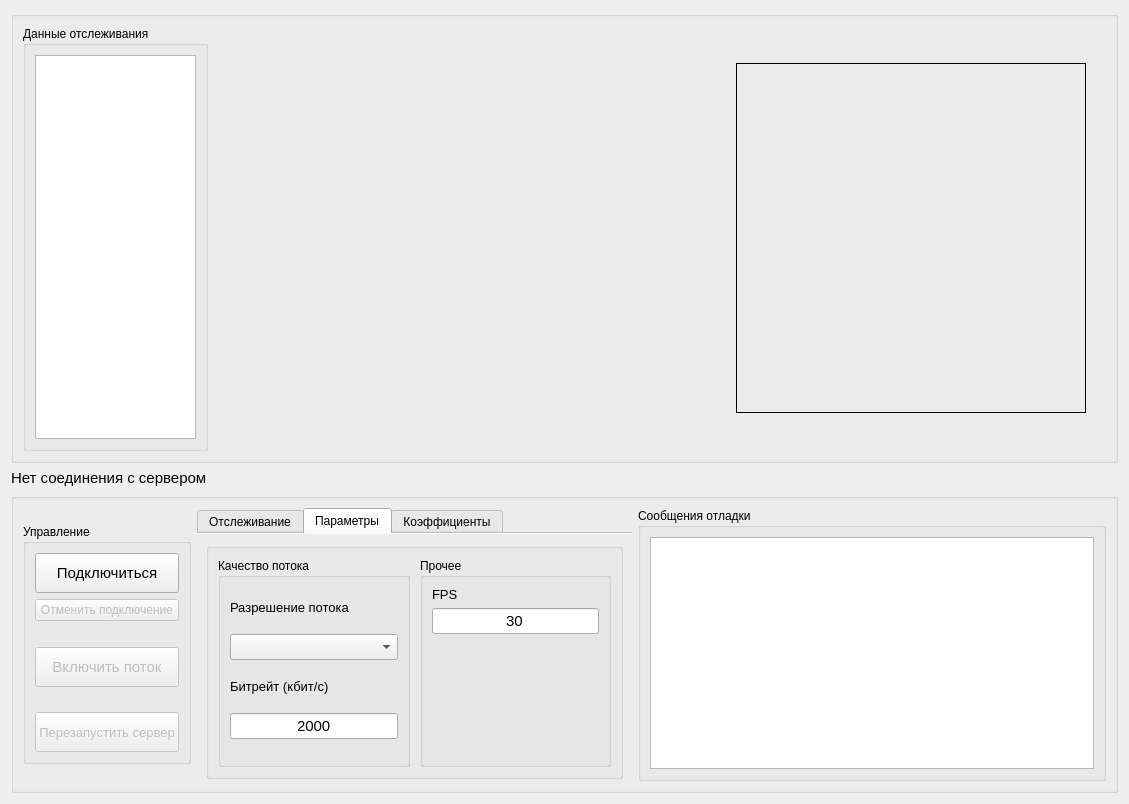
Before: the Qt Designer form form.ui in expoolleet/pi-tracking-stream-receiver, drawn with Qt 5.
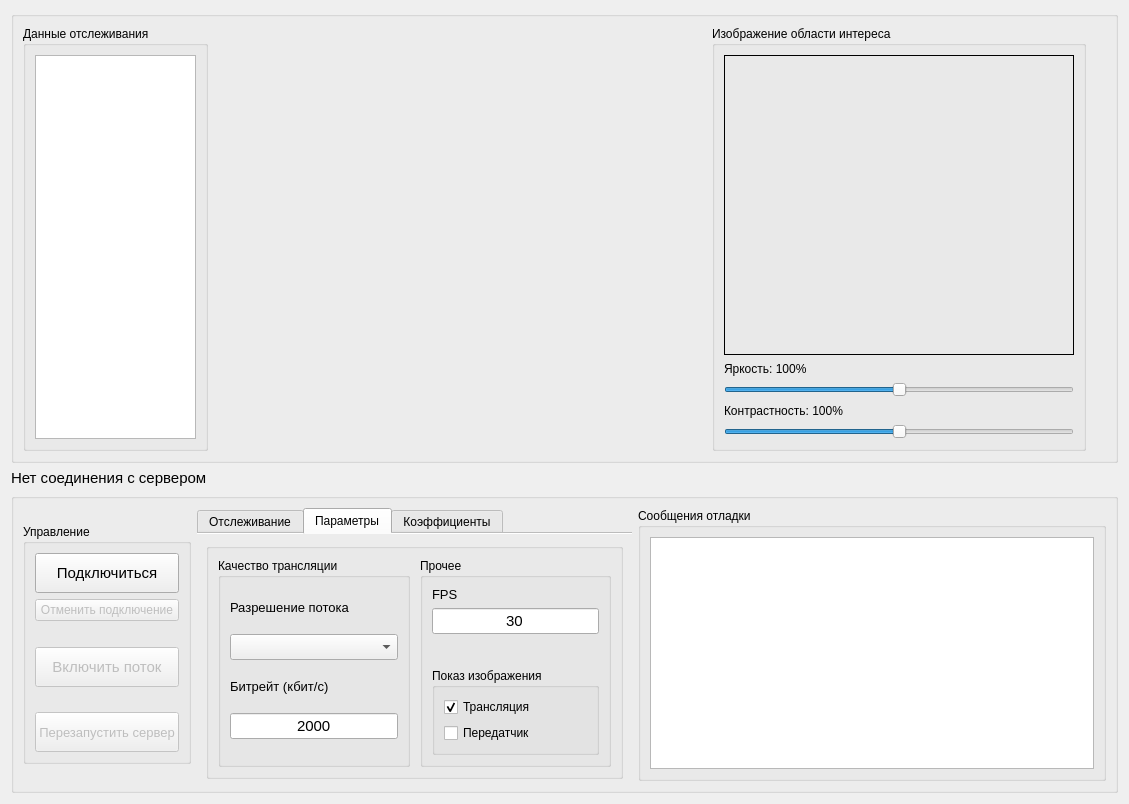
After: the same form once the commit is applied. The open tabs and pages were chosen to show the change. Icons and pictures are not drawn.

Commit message: GUI changes Now you can watch a video stream from the video transmitter (works like USB Camera) Multithreading fixes

```diff
--- a/form.ui
+++ b/form.ui
@@ -89,6 +89,9 @@
         <property name="orientation">
          <enum>Qt::Orientation::Horizontal</enum>
         </property>
+        <property name="sizeType">
+         <enum>QSizePolicy::Policy::Fixed</enum>
+        </property>
         <property name="sizeHint" stdset="0">
          <size>
           <width>20</width>
@@ -144,9 +147,25 @@
        </widget>
       </item>
       <item>
-       <widget class="QLabel" name="roi_label">
+       <spacer name="horizontalSpacer_6">
+        <property name="orientation">
+         <enum>Qt::Orientation::Horizontal</enum>
+        </property>
+        <property name="sizeType">
+         <enum>QSizePolicy::Policy::Fixed</enum>
+        </property>
+        <property name="sizeHint" stdset="0">
+         <size>
+          <width>20</width>
+          <height>20</height>
+         </size>
+        </property>
+       </spacer>
+      </item>
+      <item>
+       <widget class="QGroupBox" name="groupBox_7">
         <property name="sizePolicy">
-         <sizepolicy hsizetype="Preferred" vsizetype="Preferred">
+         <sizepolicy hsizetype="Maximum" vsizetype="Preferred">
           <horstretch>0</horstretch>
           <verstretch>0</verstretch>
          </sizepolicy>
@@ -159,31 +178,137 @@
         </property>
         <property name="maximumSize">
          <size>
-          <width>350</width>
-          <height>350</height>
+          <width>500</width>
+          <height>500</height>
          </size>
         </property>
-        <property name="cursor">
-         <cursorShape>ArrowCursor</cursorShape>
+        <property name="title">
+         <string>Изображение области интереса</string>
         </property>
-        <property name="toolTip">
-         <string notr="true"/>
-        </property>
-        <property name="frameShape">
-         <enum>QFrame::Shape::Panel</enum>
-        </property>
-        <property name="lineWidth">
-         <number>1</number>
-        </property>
-        <property name="text">
-         <string/>
-        </property>
-        <property name="scaledContents">
-         <bool>false</bool>
-        </property>
-        <property name="alignment">
-         <set>Qt::AlignmentFlag::AlignCenter</set>
-        </property>
+        <layout class="QVBoxLayout" name="verticalLayout_14">
+         <item>
+          <widget class="QLabel" name="roi_label">
+           <property name="sizePolicy">
+            <sizepolicy hsizetype="Preferred" vsizetype="Preferred">
+             <horstretch>0</horstretch>
+             <verstretch>0</verstretch>
+            </sizepolicy>
+           </property>
+           <property name="minimumSize">
+            <size>
+             <width>350</width>
+             <height>0</height>
+            </size>
+           </property>
+           <property name="maximumSize">
+            <size>
+             <width>500</width>
+             <height>500</height>
+            </size>
+           </property>
+           <property name="cursor">
+            <cursorShape>ArrowCursor</cursorShape>
+           </property>
+           <property name="toolTip">
+            <string notr="true"/>
+           </property>
+           <property name="frameShape">
+            <enum>QFrame::Shape::Panel</enum>
+           </property>
+           <property name="lineWidth">
+            <number>1</number>
+           </property>
+           <property name="text">
+            <string/>
+           </property>
+           <property name="scaledContents">
+            <bool>false</bool>
+           </property>
+           <property name="alignment">
+            <set>Qt::AlignmentFlag::AlignCenter</set>
+           </property>
+          </widget>
+         </item>
+         <item>
+          <widget class="QLabel" name="roi_brightness_label">
+           <property name="maximumSize">
+            <size>
+             <width>16777215</width>
+             <height>15</height>
+            </size>
+           </property>
+           <property name="text">
+            <string>Яркость: 100%</string>
+           </property>
+          </widget>
+         </item>
+         <item>
+          <widget class="QSlider" name="roi_frame_brightness_slider">
+           <property name="maximumSize">
+            <size>
+             <width>16777215</width>
+             <height>15</height>
+            </size>
+           </property>
+           <property name="toolTip">
+            <string/>
+           </property>
+           <property name="statusTip">
+            <string extracomment="Яркость"/>
+           </property>
+           <property name="minimum">
+            <number>-100</number>
+           </property>
+           <property name="maximum">
+            <number>100</number>
+           </property>
+           <property name="singleStep">
+            <number>1</number>
+           </property>
+           <property name="orientation">
+            <enum>Qt::Orientation::Horizontal</enum>
+           </property>
+          </widget>
+         </item>
+         <item>
+          <widget class="QLabel" name="roi_contrast_label">
+           <property name="maximumSize">
+            <size>
+             <width>16777215</width>
+             <height>15</height>
+            </size>
+           </property>
+           <property name="text">
+            <string>Контрастность: 100%</string>
+           </property>
+          </widget>
+         </item>
+         <item>
+          <widget class="QSlider" name="roi_frame_contrast_slider">
+           <property name="maximumSize">
+            <size>
+             <width>16777215</width>
+             <height>15</height>
+            </size>
+           </property>
+           <property name="minimum">
+            <number>0</number>
+           </property>
+           <property name="maximum">
+            <number>100</number>
+           </property>
+           <property name="pageStep">
+            <number>50</number>
+           </property>
+           <property name="value">
+            <number>50</number>
+           </property>
+           <property name="orientation">
+            <enum>Qt::Orientation::Horizontal</enum>
+           </property>
+          </widget>
+         </item>
+        </layout>
        </widget>
       </item>
       <item>
@@ -957,7 +1082,7 @@
              <item>
               <widget class="QGroupBox" name="groupBox_5">
                <property name="title">
-                <string>Качество потока</string>
+                <string>Качество трансляции</string>
                </property>
                <layout class="QVBoxLayout" name="verticalLayout_13">
                 <item>
@@ -1054,7 +1179,7 @@
              <item>
               <widget class="QGroupBox" name="groupBox_6">
                <property name="sizePolicy">
-                <sizepolicy hsizetype="Preferred" vsizetype="Fixed">
+                <sizepolicy hsizetype="Preferred" vsizetype="Preferred">
                  <horstretch>0</horstretch>
                  <verstretch>0</verstretch>
                 </sizepolicy>
@@ -1101,17 +1226,52 @@
                   <property name="orientation">
                    <enum>Qt::Orientation::Vertical</enum>
                   </property>
-                  <property name="sizeType">
-                   <enum>QSizePolicy::Policy::Fixed</enum>
-                  </property>
                   <property name="sizeHint" stdset="0">
                    <size>
                     <width>20</width>
-                    <height>130</height>
+                    <height>40</height>
                    </size>
                   </property>
                  </spacer>
                 </item>
+                <item>
+                 <widget class="QGroupBox" name="groupBox_8">
+                  <property name="sizePolicy">
+                   <sizepolicy hsizetype="Preferred" vsizetype="Maximum">
+                    <horstretch>0</horstretch>
+                    <verstretch>0</verstretch>
+                   </sizepolicy>
+                  </property>
+                  <property name="title">
+                   <string>Показ изображения</string>
+                  </property>
+                  <layout class="QVBoxLayout" name="verticalLayout_15">
+                   <item>
+                    <widget class="QCheckBox" name="stream_check_box">
+                     <property name="text">
+                      <string>Трансляция</string>
+                     </property>
+                     <property name="checked">
+                      <bool>true</bool>
+                     </property>
+                     <property name="autoExclusive">
+                      <bool>true</bool>
+                     </property>
+                    </widget>
+                   </item>
+                   <item>
+                    <widget class="QCheckBox" name="transmitter_check_box">
+                     <property name="text">
+                      <string>Передатчик</string>
+                     </property>
+                     <property name="autoExclusive">
+                      <bool>true</bool>
+                     </property>
+                    </widget>
+                   </item>
+                  </layout>
+                 </widget>
+                </item>
                </layout>
               </widget>
              </item>
```
Left out of the diff: 2 changed lines with no effect on the pictures. The commit also changes 8 other files.
